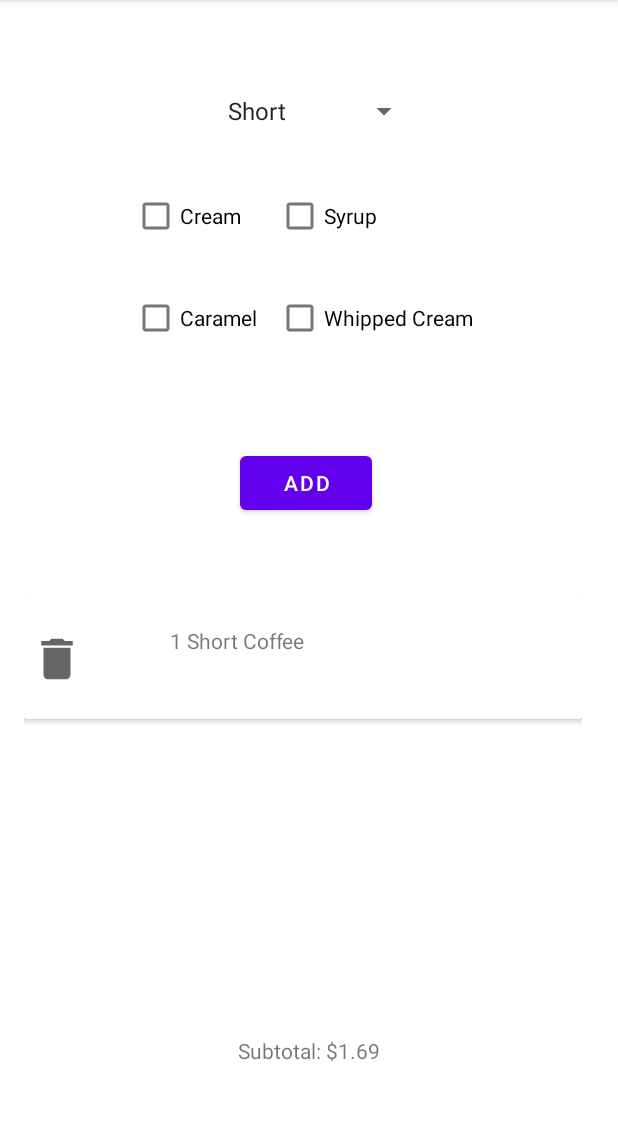
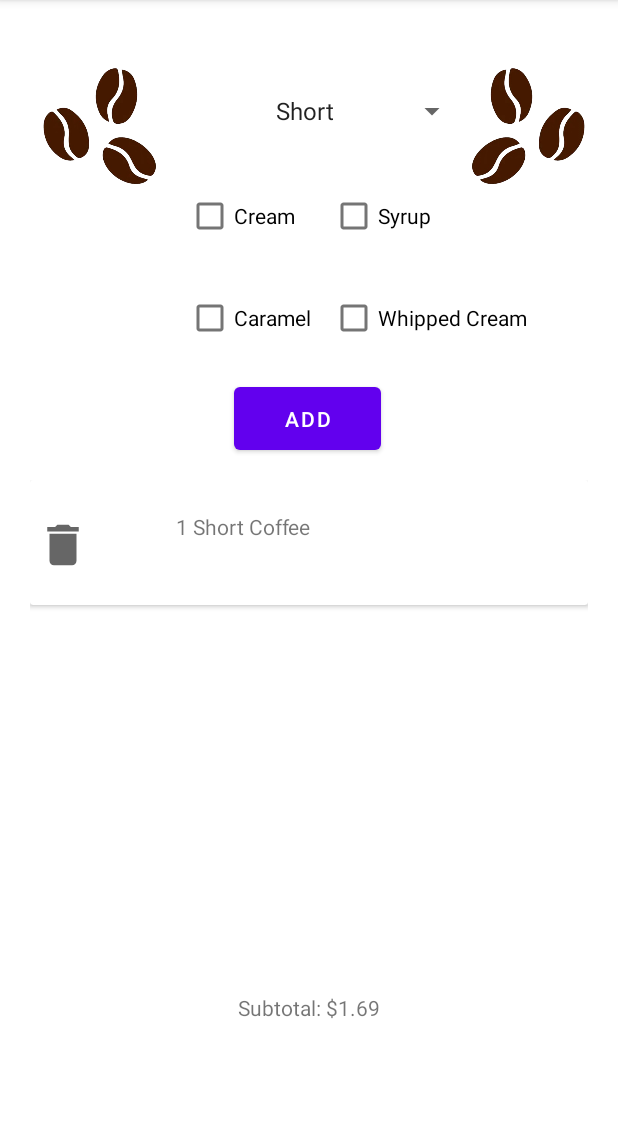
Before and after one commit to MarkHolleran/RUCafe-2, an Android app: the coffee_order screen opened directly, with no data from a screen before it, after a tap on "ADD", on a phone screen of 412 x 824 dp, the part 84-1205 px from its top. Run offline under Robolectric (Android 15) with nearby library versions, the phone set to English and light mode, and no system bars.

Commit message:
added some more images you know how it go

```diff
--- a/app/src/main/res/layout/activity_coffee_order.xml
+++ b/app/src/main/res/layout/activity_coffee_order.xml
@@ -7,12 +7,45 @@
     tools:context=".coffee_order">
 
     <CheckBox
+        android:id="@+id/whippedCreamCoffee"
+        android:layout_width="wrap_content"
+        android:layout_height="wrap_content"
+        android:layout_marginStart="220dp"
+        android:layout_marginTop="188dp"
+        android:text="@string/whippedCreamCoffee"
+        app:layout_constraintStart_toStartOf="parent"
+        app:layout_constraintTop_toTopOf="parent" />
+
+    <CheckBox
         android:id="@+id/creamCoffee"
         android:layout_width="85dp"
         android:layout_height="48dp"
-        android:layout_marginStart="88dp"
+        android:layout_marginStart="124dp"
         android:layout_marginTop="120dp"
         android:text="@string/creamCoffee"
+        app:layout_constraintStart_toStartOf="parent"
+        app:layout_constraintTop_toTopOf="parent" />
+
+    <ImageView
+        android:id="@+id/imageView7"
+        android:layout_width="126dp"
+        android:layout_height="164dp"
+        android:layout_marginStart="288dp"
+        android:layout_marginTop="4dp"
+        android:contentDescription="@string/coffee_bean_image_but_flipped"
+        app:layout_constraintEnd_toEndOf="parent"
+        app:layout_constraintHorizontal_bias="0.0"
+        app:layout_constraintStart_toStartOf="parent"
+        app:layout_constraintTop_toTopOf="parent"
+        app:srcCompat="@drawable/coffeebeanscoffeemenuimage" />
+
+    <CheckBox
+        android:id="@+id/caramelCoffee"
+        android:layout_width="wrap_content"
+        android:layout_height="wrap_content"
+        android:layout_marginStart="124dp"
+        android:layout_marginTop="188dp"
+        android:text="@string/caramelCoffee"
         app:layout_constraintStart_toStartOf="parent"
         app:layout_constraintTop_toTopOf="parent" />
 
@@ -20,29 +53,9 @@
         android:id="@+id/syrupCoffee"
         android:layout_width="132dp"
         android:layout_height="48dp"
-        android:layout_marginStart="184dp"
+        android:layout_marginStart="220dp"
         android:layout_marginTop="120dp"
         android:text="@string/syrupCoffee"
-        app:layout_constraintStart_toStartOf="parent"
-        app:layout_constraintTop_toTopOf="parent" />
-
-    <CheckBox
-        android:id="@+id/caramelCoffee"
-        android:layout_width="wrap_content"
-        android:layout_height="wrap_content"
-        android:layout_marginStart="88dp"
-        android:layout_marginTop="188dp"
-        android:text="@string/caramelCoffee"
-        app:layout_constraintStart_toStartOf="parent"
-        app:layout_constraintTop_toTopOf="parent" />
-
-    <CheckBox
-        android:id="@+id/whippedCreamCoffee"
-        android:layout_width="wrap_content"
-        android:layout_height="wrap_content"
-        android:layout_marginStart="184dp"
-        android:layout_marginTop="188dp"
-        android:text="@string/whippedCreamCoffee"
         app:layout_constraintStart_toStartOf="parent"
         app:layout_constraintTop_toTopOf="parent" />
 
@@ -50,7 +63,7 @@
         android:id="@+id/spinnerCoffee"
         android:layout_width="136dp"
         android:layout_height="60dp"
-        android:layout_marginStart="144dp"
+        android:layout_marginStart="176dp"
         android:layout_marginTop="44dp"
         android:contentDescription="@string/app_name"
         app:layout_constraintStart_toStartOf="parent"
@@ -60,23 +73,11 @@
         android:id="@+id/coffeeListView"
         android:layout_width="380dp"
         android:layout_height="240dp"
-        android:layout_marginStart="12dp"
-        android:layout_marginBottom="136dp"
+        android:layout_marginStart="16dp"
+        android:layout_marginTop="316dp"
         android:padding="4dp"
-        app:layout_constraintBottom_toBottomOf="parent"
-        app:layout_constraintStart_toStartOf="parent" />
-
-    <Button
-        android:id="@+id/addButton"
-        android:layout_width="wrap_content"
-        android:layout_height="wrap_content"
-        android:layout_marginStart="160dp"
-        android:layout_marginTop="62dp"
-        android:text="@string/Add"
-        app:layout_constraintBottom_toTopOf="@+id/coffeeListView"
         app:layout_constraintStart_toStartOf="parent"
-        app:layout_constraintTop_toBottomOf="@+id/whippedCreamCoffee"
-        app:layout_constraintVertical_bias="0.0" />
+        app:layout_constraintTop_toTopOf="parent" />
 
     <TextView
         android:id="@+id/coffeeSubTotal"
@@ -86,6 +87,31 @@
         app:layout_constraintBottom_toBottomOf="parent"
         app:layout_constraintEnd_toEndOf="parent"
         app:layout_constraintStart_toStartOf="parent"
-        app:layout_constraintTop_toBottomOf="@+id/coffeeListView" />
+        app:layout_constraintTop_toBottomOf="@+id/coffeeListView"
+        app:layout_constraintVertical_bias="0.551" />
+
+    <Button
+        android:id="@+id/addButton"
+        android:layout_width="98dp"
+        android:layout_height="54dp"
+        android:layout_marginStart="156dp"
+        android:layout_marginTop="252dp"
+        android:text="@string/Add"
+        app:layout_constraintStart_toStartOf="parent"
+        app:layout_constraintTop_toTopOf="parent" />
+
+    <ImageView
+        android:id="@+id/imageView9"
+        android:layout_width="126dp"
+        android:layout_height="164dp"
+        android:layout_marginStart="4dp"
+        android:layout_marginTop="4dp"
+        android:contentDescription="@string/coffee_bean_image"
+        android:rotationY="-180"
+        app:layout_constraintEnd_toStartOf="@+id/imageView7"
+        app:layout_constraintHorizontal_bias="0.006"
+        app:layout_constraintStart_toStartOf="parent"
+        app:layout_constraintTop_toTopOf="parent"
+        app:srcCompat="@drawable/coffeebeanscoffeemenuimage" />
 
 </androidx.constraintlayout.widget.ConstraintLayout>
--- a/app/src/main/res/values/strings.xml
+++ b/app/src/main/res/values/strings.xml
@@ -64,6 +64,8 @@
     <string name="about">About</string>
     <string name="about_the_program">About the program</string>
     <string name="add">Add</string>
+    <string name="coffee_bean_image">coffee bean image</string>
+    <string name="coffee_bean_image_but_flipped">coffee bean image but flipped</string>
 
     <string-array name="donut_names">
         <item>Double Chocolate</item>
```
Also changed, not shown: app/src/main/res/layout/activity_current_order.xml (+27 -30 lines), app/src/main/res/drawable-v24/coffeebeanscoffeemenuimage.png (added).
